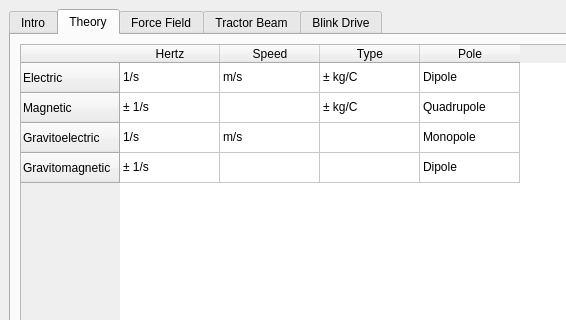
Qt form mainwindow.ui (philippeb8/ft-gem) before a commit; both pictures show x 0 to 566 and y 0 to 320 of the 800 by 623 pixel window.
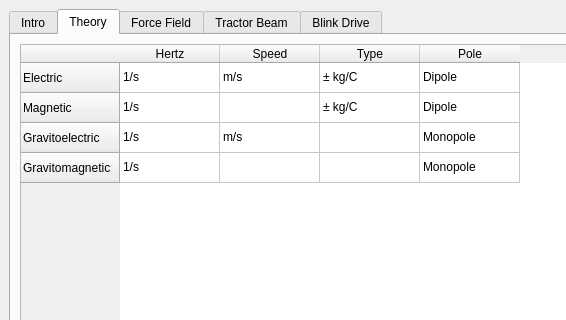
The same form after that commit. The open tabs and pages were chosen to show the change. Custom widgets are drawn as their Qt base class.

Commit message: Removed dipole gravitomagnetism and adjusted parameters.

```diff
--- a/mainwindow.ui
+++ b/mainwindow.ui
@@ -105,7 +105,7 @@
           </item>
           <item row="1" column="0">
            <property name="text">
-            <string>± 1/s</string>
+            <string>1/s</string>
            </property>
           </item>
           <item row="1" column="1">
@@ -120,7 +120,7 @@
           </item>
           <item row="1" column="3">
            <property name="text">
-            <string>Quadrupole</string>
+            <string>Dipole</string>
            </property>
           </item>
           <item row="2" column="0">
@@ -145,7 +145,7 @@
           </item>
           <item row="3" column="0">
            <property name="text">
-            <string>± 1/s</string>
+            <string>1/s</string>
            </property>
           </item>
           <item row="3" column="1">
@@ -160,7 +160,7 @@
           </item>
           <item row="3" column="3">
            <property name="text">
-            <string>Dipole</string>
+            <string>Monopole</string>
            </property>
           </item>
          </widget>
```
The commit also changes 3 other files.
